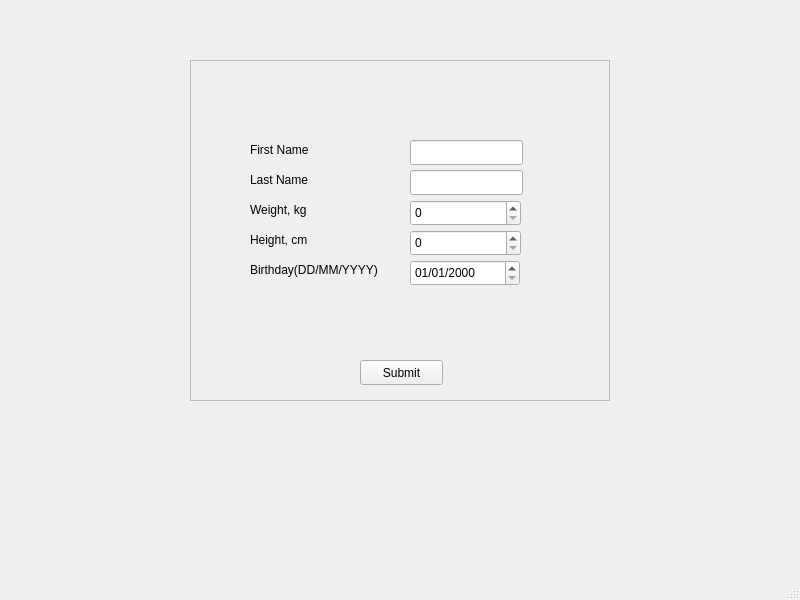
This is mainwindow.ui in hakankhan/team28comp3004 as Qt 5 draws it before an edit. The edited form follows.
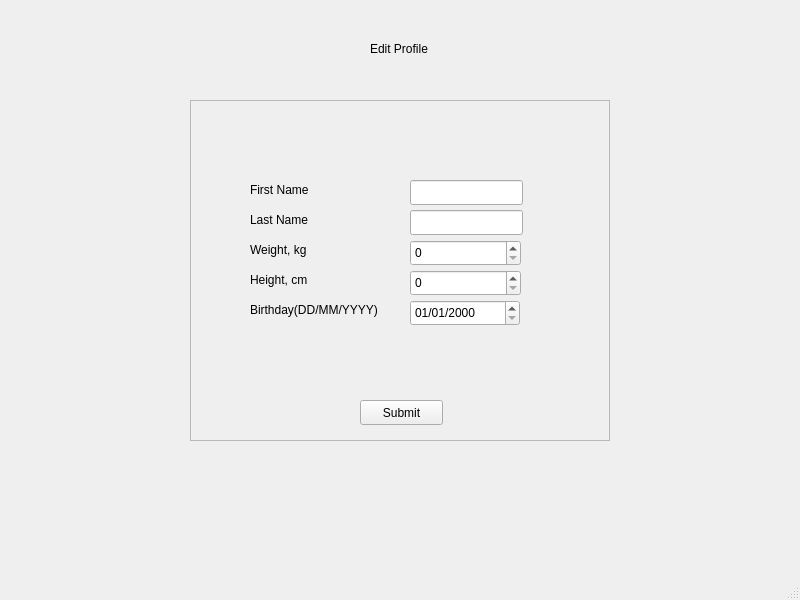
This is the edited form. The open tabs and pages were chosen to show the change.

Commit message: made edit profile page

```diff
--- a/mainwindow.ui
+++ b/mainwindow.ui
@@ -315,6 +315,174 @@
      <zorder>frame_3</zorder>
      <zorder>frame_2</zorder>
     </widget>
+    <widget class="QWidget" name="edit_profile_page">
+     <widget class="QFrame" name="frame_4">
+      <property name="geometry">
+       <rect>
+        <x>190</x>
+        <y>100</y>
+        <width>420</width>
+        <height>341</height>
+       </rect>
+      </property>
+      <property name="frameShape">
+       <enum>QFrame::StyledPanel</enum>
+      </property>
+      <property name="frameShadow">
+       <enum>QFrame::Raised</enum>
+      </property>
+      <widget class="QLineEdit" name="edit_first_name">
+       <property name="geometry">
+        <rect>
+         <x>220</x>
+         <y>80</y>
+         <width>113</width>
+         <height>25</height>
+        </rect>
+       </property>
+      </widget>
+      <widget class="QLineEdit" name="edit_last_name">
+       <property name="geometry">
+        <rect>
+         <x>220</x>
+         <y>110</y>
+         <width>113</width>
+         <height>25</height>
+        </rect>
+       </property>
+      </widget>
+      <widget class="QLabel" name="label_8">
+       <property name="geometry">
+        <rect>
+         <x>60</x>
+         <y>80</y>
+         <width>151</width>
+         <height>20</height>
+        </rect>
+       </property>
+       <property name="text">
+        <string>First Name</string>
+       </property>
+      </widget>
+      <widget class="QLabel" name="label_9">
+       <property name="geometry">
+        <rect>
+         <x>60</x>
+         <y>110</y>
+         <width>151</width>
+         <height>20</height>
+        </rect>
+       </property>
+       <property name="text">
+        <string>Last Name</string>
+       </property>
+      </widget>
+      <widget class="QLabel" name="label_10">
+       <property name="geometry">
+        <rect>
+         <x>60</x>
+         <y>140</y>
+         <width>151</width>
+         <height>20</height>
+        </rect>
+       </property>
+       <property name="text">
+        <string>Weight, kg</string>
+       </property>
+      </widget>
+      <widget class="QLabel" name="label_11">
+       <property name="geometry">
+        <rect>
+         <x>60</x>
+         <y>170</y>
+         <width>151</width>
+         <height>20</height>
+        </rect>
+       </property>
+       <property name="text">
+        <string>Height, cm</string>
+       </property>
+      </widget>
+      <widget class="QLabel" name="label_12">
+       <property name="geometry">
+        <rect>
+         <x>60</x>
+         <y>200</y>
+         <width>151</width>
+         <height>20</height>
+        </rect>
+       </property>
+       <property name="text">
+        <string>Birthday(DD/MM/YYYY)</string>
+       </property>
+      </widget>
+      <widget class="QSpinBox" name="edit_weight">
+       <property name="geometry">
+        <rect>
+         <x>220</x>
+         <y>140</y>
+         <width>111</width>
+         <height>26</height>
+        </rect>
+       </property>
+       <property name="maximum">
+        <number>999</number>
+       </property>
+      </widget>
+      <widget class="QSpinBox" name="edit_height">
+       <property name="geometry">
+        <rect>
+         <x>220</x>
+         <y>170</y>
+         <width>111</width>
+         <height>26</height>
+        </rect>
+       </property>
+       <property name="maximum">
+        <number>999</number>
+       </property>
+      </widget>
+      <widget class="QDateEdit" name="edit_birthday">
+       <property name="geometry">
+        <rect>
+         <x>220</x>
+         <y>200</y>
+         <width>110</width>
+         <height>26</height>
+        </rect>
+       </property>
+       <property name="displayFormat">
+        <string>dd/MM/yyyy</string>
+       </property>
+      </widget>
+      <widget class="QPushButton" name="edit_submit_button">
+       <property name="geometry">
+        <rect>
+         <x>170</x>
+         <y>300</y>
+         <width>83</width>
+         <height>25</height>
+        </rect>
+       </property>
+       <property name="text">
+        <string>Submit</string>
+       </property>
+      </widget>
+     </widget>
+     <widget class="QLabel" name="label_13">
+      <property name="geometry">
+       <rect>
+        <x>370</x>
+        <y>40</y>
+        <width>81</width>
+        <height>17</height>
+       </rect>
+      </property>
+      <property name="text">
+       <string>Edit Profile</string>
+      </property>
+     </widget>
+    </widget>
     <widget class="QWidget" name="results">
      <widget class="QTabWidget" name="results_tabs">
       <property name="geometry">
```
Left out of the diff: 98 changed lines with no effect on the pictures.
